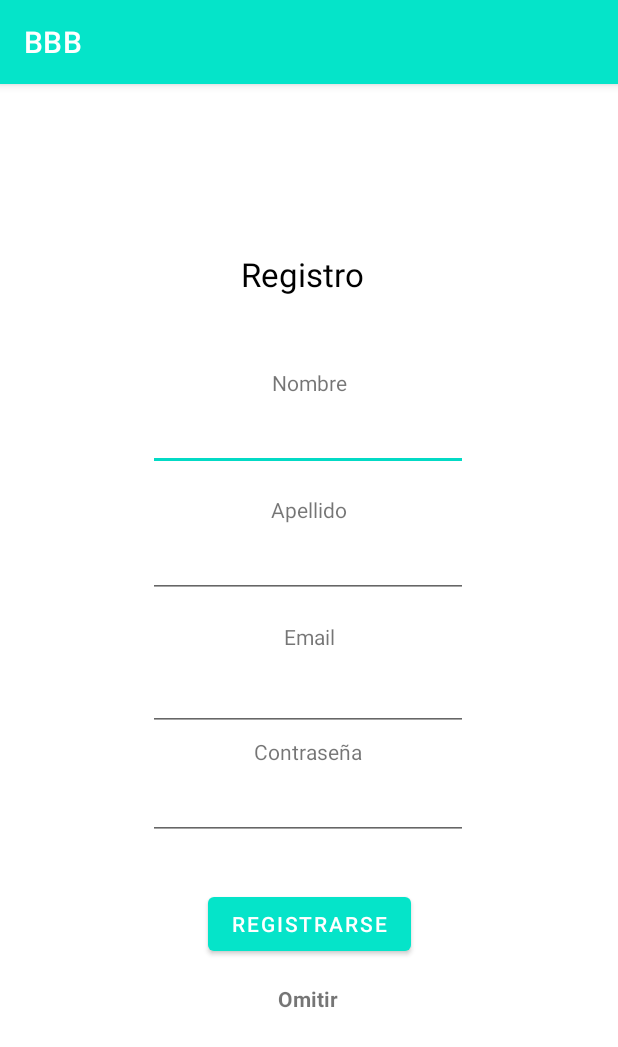
After one commit to Juan2401-ING/Huecas_Proyecto, an Android app: the RegistroActivity screen opened directly, with no data from a screen before it, on a phone screen of 412 x 824 dp. The commit adds this screen. Shown: the top 1047 px of the screen. Run offline under Robolectric (Android 15) with nearby library versions, the phone set to English and light mode, and no system bars.

Commit message:
Cambio todo

```diff
--- a/app/build.gradle
+++ b/app/build.gradle
@@ -26,6 +26,9 @@ android {
         sourceCompatibility JavaVersion.VERSION_1_8
         targetCompatibility JavaVersion.VERSION_1_8
     }
+    buildFeatures {
+        viewBinding true
+    }
 }
 
 dependencies {
@@ -35,6 +38,9 @@ dependencies {
     implementation 'androidx.constraintlayout:constraintlayout:2.1.4'
     implementation 'com.firebaseui:firebase-ui-firestore:8.0.2'
     implementation "android.arch.core:runtime:1.1.1"
+    implementation 'androidx.annotation:annotation:1.2.0'
+    implementation 'androidx.lifecycle:lifecycle-livedata-ktx:2.3.1'
+    implementation 'androidx.lifecycle:lifecycle-viewmodel-ktx:2.3.1'
     testImplementation 'junit:junit:4.13.2'
     implementation "io.grpc:grpc-okhttp:1.32.2"
     implementation 'com.google.android.gms:play-services-location:18.0.0'
--- /dev/null
+++ b/app/src/main/java/com/example/huecas002/RegistroActivity.java
@@ -0,0 +1,31 @@
+package com.example.huecas002;
+
+import androidx.appcompat.app.AppCompatActivity;
+
+import android.content.Intent;
+import android.os.Bundle;
+import android.view.View;
+import android.widget.TextView;
+import android.widget.Toast;
+
+public class RegistroActivity extends AppCompatActivity {
+
+    TextView textView;
+    @Override
+    protected void onCreate(Bundle savedInstanceState) {
+        super.onCreate(savedInstanceState);
+        setContentView(R.layout.activity_registro);
+
+
+        textView = (TextView) findViewById(R.id.omitirRegistro);
+        textView.setOnClickListener(new View.OnClickListener() {
+            @Override
+            public void onClick(View view) {
+                Intent intent = new Intent(RegistroActivity.this, MainActivity.class);
+                startActivity(intent);
+
+                Toast.makeText(RegistroActivity.this, "Omitio el registro", Toast.LENGTH_LONG).show();
+            }
+        });
+    }
+}
--- /dev/null
+++ b/app/src/main/res/layout/activity_registro.xml
@@ -0,0 +1,151 @@
+<?xml version="1.0" encoding="utf-8"?>
+<androidx.constraintlayout.widget.ConstraintLayout xmlns:android="http://schemas.android.com/apk/res/android"
+    xmlns:app="http://schemas.android.com/apk/res-auto"
+    xmlns:tools="http://schemas.android.com/tools"
+    android:layout_width="match_parent"
+    android:layout_height="match_parent"
+    tools:context=".RegistroActivity">
+
+
+    <Button
+        android:id="@+id/btnRegitrocompleto"
+        android:layout_width="wrap_content"
+        android:layout_height="wrap_content"
+        android:layout_marginTop="32dp"
+        android:text="Registrarse"
+        app:layout_constraintEnd_toEndOf="parent"
+        app:layout_constraintStart_toStartOf="parent"
+        app:layout_constraintTop_toBottomOf="@+id/txtContraseñaRegistro" />
+
+    <TextView
+        android:id="@+id/textView2"
+        android:layout_width="wrap_content"
+        android:layout_height="wrap_content"
+        android:layout_marginTop="112dp"
+        android:text="Registro"
+        android:textColor="@color/black"
+        android:textSize="22dp"
+        app:layout_constraintEnd_toEndOf="parent"
+        app:layout_constraintHorizontal_bias="0.486"
+        app:layout_constraintStart_toStartOf="parent"
+        app:layout_constraintTop_toTopOf="parent" />
+
+    <TextView
+        android:id="@+id/textView7"
+        android:layout_width="wrap_content"
+        android:layout_height="wrap_content"
+        android:layout_marginStart="16dp"
+        android:layout_marginTop="4dp"
+        android:layout_marginEnd="16dp"
+        android:text="Contraseña"
+        app:layout_constraintEnd_toEndOf="parent"
+        app:layout_constraintHorizontal_bias="0.498"
+        app:layout_constraintStart_toStartOf="parent"
+        app:layout_constraintTop_toBottomOf="@+id/txtEmailRegistro" />
+
+    <EditText
+        android:id="@+id/txtNombreRegistro"
+        android:layout_width="wrap_content"
+        android:layout_height="wrap_content"
+        android:layout_marginStart="16dp"
+        android:layout_marginTop="4dp"
+        android:layout_marginEnd="16dp"
+        android:ems="10"
+        android:inputType="textPersonName"
+        app:layout_constraintEnd_toEndOf="parent"
+        app:layout_constraintHorizontal_bias="0.497"
+        app:layout_constraintStart_toStartOf="parent"
+        app:layout_constraintTop_toBottomOf="@+id/textView8" />
+
+    <EditText
+        android:id="@+id/txtApellidoRegistro"
+        android:layout_width="wrap_content"
+        android:layout_height="wrap_content"
+        android:layout_marginStart="16dp"
+        android:layout_marginTop="4dp"
+        android:layout_marginEnd="16dp"
+        android:ems="10"
+        android:inputType="textPersonName"
+        app:layout_constraintEnd_toEndOf="parent"
+        app:layout_constraintHorizontal_bias="0.497"
+        app:layout_constraintStart_toStartOf="parent"
+        app:layout_constraintTop_toBottomOf="@+id/textView4" />
+
+    <TextView
+        android:id="@+id/textView8"
+        android:layout_width="wrap_content"
+        android:layout_height="wrap_content"
+        android:layout_marginStart="16dp"
+        android:layout_marginTop="48dp"
+        android:layout_marginEnd="16dp"
+        android:text="Nombre"
+        app:layout_constraintEnd_toEndOf="parent"
+        app:layout_constraintStart_toStartOf="parent"
+        app:layout_constraintTop_toBottomOf="@+id/textView2" />
+
+    <TextView
+        android:id="@+id/textView5"
+        android:layout_width="wrap_content"
+        android:layout_height="wrap_content"
+        android:layout_marginStart="16dp"
+        android:layout_marginTop="16dp"
+        android:layout_marginEnd="16dp"
+        android:text="Email"
+        app:layout_constraintEnd_toEndOf="parent"
+        app:layout_constraintStart_toStartOf="parent"
+        app:layout_constraintTop_toBottomOf="@+id/txtApellidoRegistro" />
+
+    <EditText
+        android:id="@+id/txtEmailRegistro"
+        android:layout_width="wrap_content"
+        android:layout_height="wrap_content"
+        android:layout_marginStart="16dp"
+        android:layout_marginTop="8dp"
+        android:layout_marginEnd="16dp"
+        android:ems="10"
+        android:inputType="textEmailAddress"
+        app:layout_constraintEnd_toEndOf="parent"
+        app:layout_constraintHorizontal_bias="0.497"
+        app:layout_constraintStart_toStartOf="parent"
+        app:layout_constraintTop_toBottomOf="@+id/textView5" />
+
+    <EditText
+        android:id="@+id/txtContraseñaRegistro"
+        android:layout_width="wrap_content"
+        android:layout_height="wrap_content"
+        android:layout_marginStart="16dp"
+        android:layout_marginTop="4dp"
+        android:layout_marginEnd="16dp"
+        android:ems="10"
+        android:inputType="textPassword"
+        app:layout_constraintEnd_toEndOf="parent"
+        app:layout_constraintHorizontal_bias="0.497"
+        app:layout_constraintStart_toStartOf="parent"
+        app:layout_constraintTop_toBottomOf="@+id/textView7" />
+
+    <TextView
+        android:id="@+id/textView4"
+        android:layout_width="wrap_content"
+        android:layout_height="wrap_content"
+        android:layout_marginStart="16dp"
+        android:layout_marginTop="16dp"
+        android:layout_marginEnd="16dp"
+        android:text="Apellido"
+        app:layout_constraintEnd_toEndOf="parent"
+        app:layout_constraintStart_toStartOf="parent"
+        app:layout_constraintTop_toBottomOf="@+id/txtNombreRegistro" />
+
+    <TextView
+        android:id="@+id/omitirRegistro"
+        android:layout_width="wrap_content"
+        android:layout_height="wrap_content"
+        android:layout_marginTop="16dp"
+        android:text="Omitir"
+        android:textStyle="bold"
+        app:layout_constraintEnd_toEndOf="parent"
+        app:layout_constraintHorizontal_bias="0.498"
+        app:layout_constraintStart_toStartOf="parent"
+        app:layout_constraintTop_toBottomOf="@+id/btnRegitrocompleto" />
+
+
+</androidx.constraintlayout.widget.ConstraintLayout>
--- a/app/src/main/res/layout/fragment_favoritos.xml
+++ b/app/src/main/res/layout/fragment_favoritos.xml
@@ -2,6 +2,7 @@
 <FrameLayout xmlns:android="http://schemas.android.com/apk/res/android"
     xmlns:tools="http://schemas.android.com/tools"
     android:layout_width="match_parent"
+    android:background="@color/black"
     android:layout_height="match_parent"
     tools:context=".FavoritosFragment">
 
--- /dev/null
+++ b/app/src/main/res/values-land/dimens.xml
@@ -0,0 +1,3 @@
+<resources>
+    <dimen name="activity_horizontal_margin">48dp</dimen>
+</resources>
--- /dev/null
+++ b/app/src/main/res/values/dimens.xml
@@ -0,0 +1,5 @@
+<resources>
+    <!-- Default screen margins, per the Android Design guidelines. -->
+    <dimen name="activity_horizontal_margin">16dp</dimen>
+    <dimen name="activity_vertical_margin">16dp</dimen>
+</resources>
--- a/app/src/main/res/values/themes.xml
+++ b/app/src/main/res/values/themes.xml
@@ -2,8 +2,8 @@
     <!-- Base application theme. -->
     <style name="Theme.Huecas002" parent="Theme.MaterialComponents.DayNight.DarkActionBar">
         <!-- Primary brand color. -->
-        <item name="colorPrimary">@color/purple_500</item>
-        <item name="colorPrimaryVariant">@color/purple_700</item>
+        <item name="colorPrimary">#05E4C9</item>
+        <item name="colorPrimaryVariant">#05E4C9</item>
         <item name="colorOnPrimary">@color/white</item>
         <!-- Secondary brand color. -->
         <item name="colorSecondary">@color/teal_200</item>
```
Also changed, not shown: app/src/main/AndroidManifest.xml (+9 -0 lines), app/src/main/java/com/example/huecas002/LoginActivity.java (added, +31 -0 lines), app/src/main/java/com/example/huecas002/MainActivity.java (+18 -4 lines), app/src/main/java/com/example/huecas002/MenuActivity.java (added, +51 -0 lines), app/src/main/java/com/example/huecas002/PerfilFragment.java (+17 -2 lines), app/src/main/res/layout/activity_login.xml (added, +98 -0 lines), app/src/main/res/layout/activity_main.xml (+13 -1 lines), app/src/main/res/layout/activity_menu.xml (added, +42 -0 lines), app/src/main/res/layout/huecaitem1.xml (+50 -27 lines), app/src/main/res/values/strings.xml (+10 -0 lines), app/src/main/res/drawable-v24/logo.png (added).
